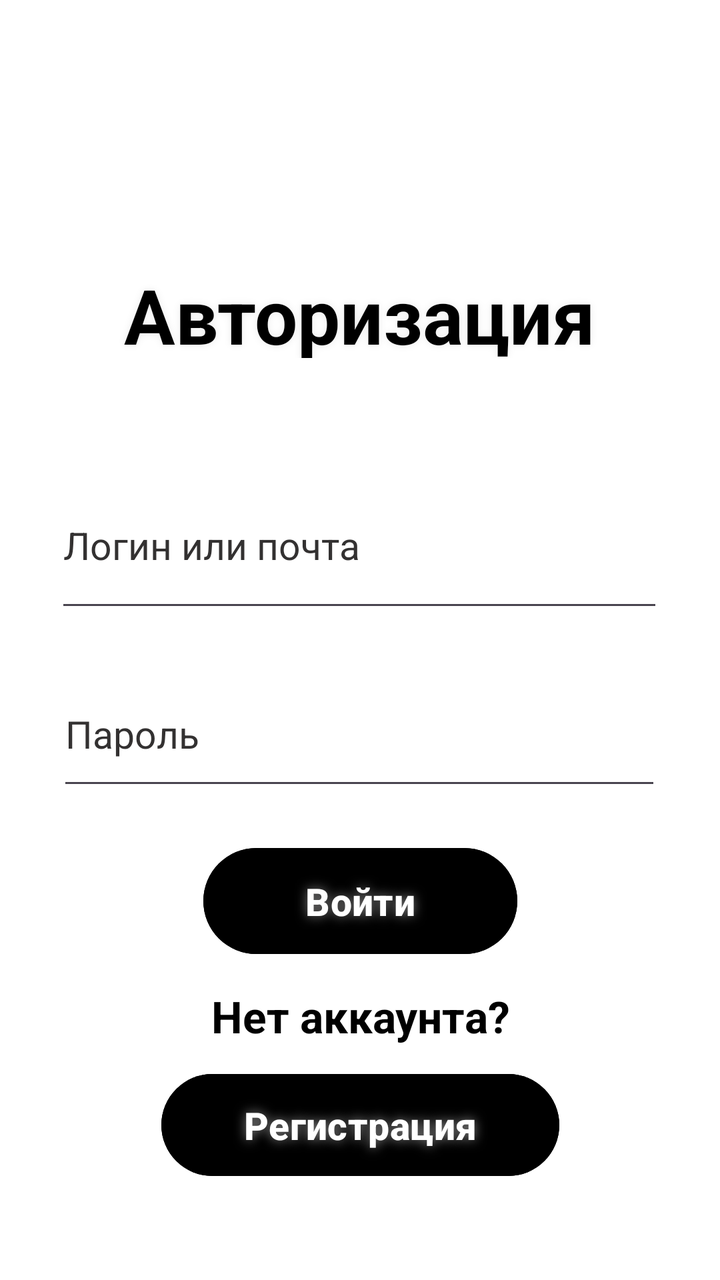
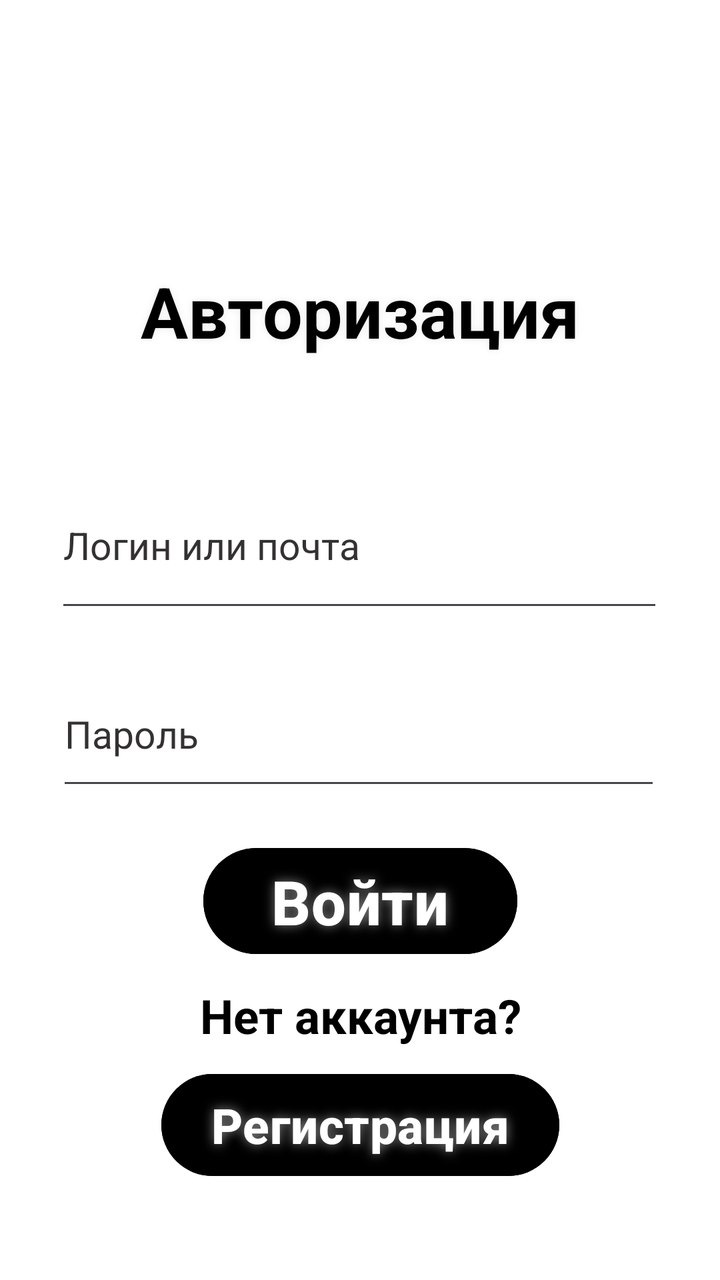

Two renders of the same Android screen: before a commit and after it. Below are the layout's source before the change and the commit's diff.
<!-- AndroidManifest.xml: application theme Theme.PipesDetector -->
<!-- res/layout/activity_main.xml -->
<?xml version="1.0" encoding="utf-8"?>
<androidx.constraintlayout.widget.ConstraintLayout xmlns:android="http://schemas.android.com/apk/res/android"
    xmlns:app="http://schemas.android.com/apk/res-auto"
    xmlns:tools="http://schemas.android.com/tools"
    android:id="@+id/main"
    android:layout_width="match_parent"
    android:layout_height="match_parent"
    android:background="#FFFFFF"
    android:orientation="vertical"
    tools:context=".MainActivity">

    <TextView
        android:id="@+id/AutorizationText"
        android:layout_width="246dp"
        android:layout_height="47dp"
        android:layout_marginTop="132dp"
        android:gravity="center"
        android:shadowColor="#EDEDED"
        android:shadowRadius="10"
        android:text="Авторизация"
        android:textColor="#000000"
        android:textSize="38sp"
        android:textStyle="bold"
        app:layout_constraintEnd_toEndOf="parent"
        app:layout_constraintHorizontal_bias="0.497"
        app:layout_constraintStart_toStartOf="parent"
        app:layout_constraintTop_toTopOf="parent" />

    <EditText
        android:id="@+id/UserNameLogInScreen"
        android:layout_width="304dp"
        android:layout_height="80dp"
        android:layout_marginTop="52dp"
        android:ems="10"
        android:hint="Логин или почта"
        android:inputType="text"
        android:text=""
        android:textColor="@color/black"
        android:textColorHint="#333131"
        android:textSize="19sp"
        app:layout_constraintEnd_toEndOf="parent"
        app:layout_constraintHorizontal_bias="0.496"
        app:layout_constraintStart_toStartOf="parent"
        app:layout_constraintTop_toBottomOf="@+id/AutorizationText" />

    <Button
        android:id="@+id/LogInButton"
        android:layout_width="157dp"
        android:layout_height="61dp"
        android:layout_marginTop="20dp"
        android:backgroundTint="#000000"
        android:text="Войти"
        android:textColor="@color/white"
        android:shadowColor="#818080"
        android:shadowRadius="14"
        android:textSize="19sp"
        android:textStyle="bold"
        app:layout_constraintBottom_toTopOf="@+id/NoAccountText"
        app:layout_constraintEnd_toEndOf="parent"
        app:layout_constraintStart_toStartOf="parent"
        app:layout_constraintTop_toBottomOf="@+id/UserPasswordLogInScreen"
        app:layout_constraintVertical_bias="0.0" />

    <Button
        android:id="@+id/ToRegInScreenButton"
        android:layout_width="199dp"
        android:layout_height="59dp"
        android:layout_marginBottom="48dp"
        android:backgroundTint="#000000"
        android:text="Регистрация"
        android:textColor="@color/white"
        android:shadowColor="#8C8C8C"
        android:shadowRadius="14"
        android:textSize="19sp"
        android:textStyle="bold"
        app:layout_constraintBottom_toBottomOf="parent"
        app:layout_constraintEnd_toEndOf="parent"
        app:layout_constraintStart_toStartOf="parent"
        tools:ignore="MissingConstraints" />

    <EditText
        android:id="@+id/UserPasswordLogInScreen"
        android:layout_width="302dp"
        android:layout_height="69dp"
        android:layout_marginTop="20dp"
        android:ems="10"
        android:hint="Пароль"
        android:inputType="text"
        android:text=""
        android:textSize="19sp"
        android:textColor="@color/black"
        android:textColorHint="#333131"
        app:layout_constraintEnd_toEndOf="parent"
        app:layout_constraintHorizontal_bias="0.495"
        app:layout_constraintStart_toStartOf="parent"
        app:layout_constraintTop_toBottomOf="@+id/UserNameLogInScreen"
        tools:ignore="MissingConstraints" />
    <TextView
        android:id="@+id/NoAccountText"
        android:layout_width="163dp"
        android:layout_height="42dp"
        android:layout_marginBottom="4dp"
        android:gravity="center"
        android:shadowColor="#FFFFFF"
        android:shadowRadius="20"
        android:text="Нет аккаунта?"
        android:textColor="@color/black"
        android:textSize="22sp"
        android:textStyle="bold"
        app:layout_constraintBottom_toTopOf="@+id/ToRegInScreenButton"
        app:layout_constraintEnd_toEndOf="parent"
        app:layout_constraintStart_toStartOf="parent" />

</androidx.constraintlayout.widget.ConstraintLayout>
<!-- resources referenced by this layout -->
<resources>
  <color name="black">#FF000000</color>
  <color name="white">#FFFFFFFF</color>
  <style name="Theme.PipesDetector" parent="Base.Theme.PipesDetector" />
  <style name="Base.Theme.PipesDetector" parent="Theme.Material3.DayNight.NoActionBar">
          
          
      </style>
</resources>

<!-- the commit's change to res/layout/activity_main.xml (unified diff, before → after) -->
@@ -14,6 +14,7 @@
         android:layout_width="246dp"
         android:layout_height="47dp"
         android:layout_marginTop="132dp"
+        android:autoSizeTextType="uniform"
         android:gravity="center"
         android:shadowColor="#EDEDED"
         android:shadowRadius="10"
@@ -48,6 +49,7 @@
         android:layout_width="157dp"
         android:layout_height="61dp"
         android:layout_marginTop="20dp"
+        android:autoSizeTextType="uniform"
         android:backgroundTint="#000000"
         android:text="Войти"
         android:textColor="@color/white"
@@ -66,6 +68,7 @@
         android:layout_width="199dp"
         android:layout_height="59dp"
         android:layout_marginBottom="48dp"
+        android:autoSizeTextType="uniform"
         android:backgroundTint="#000000"
         android:text="Регистрация"
         android:textColor="@color/white"
@@ -87,19 +90,21 @@
         android:hint="Пароль"
         android:inputType="text"
         android:text=""
-        android:textSize="19sp"
         android:textColor="@color/black"
         android:textColorHint="#333131"
+        android:textSize="19sp"
         app:layout_constraintEnd_toEndOf="parent"
-        app:layout_constraintHorizontal_bias="0.495"
+        app:layout_constraintHorizontal_bias="0.486"
         app:layout_constraintStart_toStartOf="parent"
         app:layout_constraintTop_toBottomOf="@+id/UserNameLogInScreen"
         tools:ignore="MissingConstraints" />
+
     <TextView
         android:id="@+id/NoAccountText"
         android:layout_width="163dp"
         android:layout_height="42dp"
         android:layout_marginBottom="4dp"
+        android:autoSizeTextType="uniform"
         android:gravity="center"
         android:shadowColor="#FFFFFF"
         android:shadowRadius="20"
